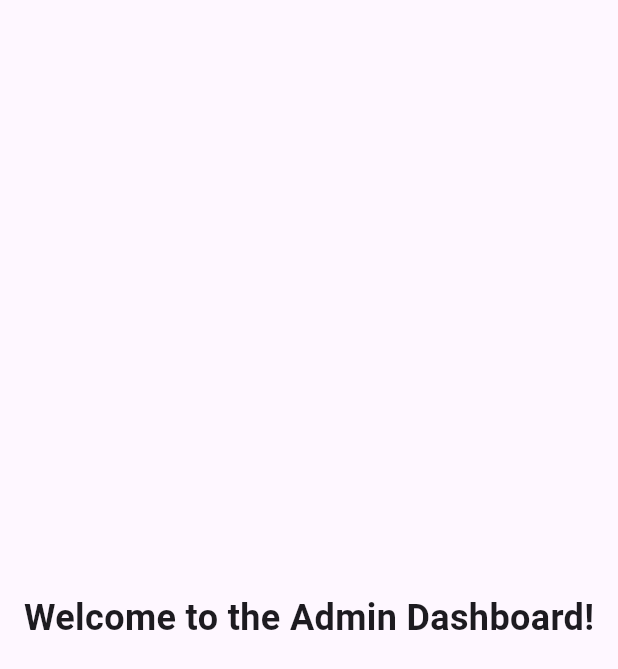
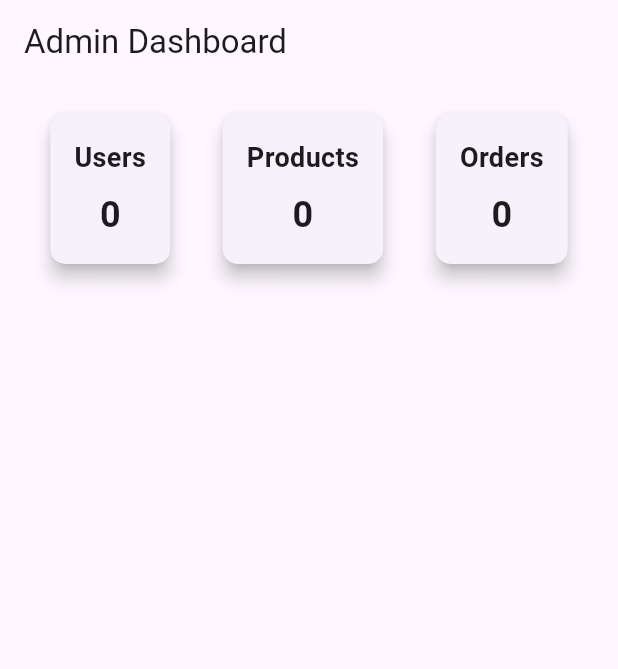
Before and after one commit to wala-barhoumi/marketplace_flutter, a Flutter app: the DashboardPage screen opened directly, on a phone screen of 412 x 824 dp. Shown: the top 669 px of the screen. Run offline on Flutter 3.47's test engine with Material 3 defaults, Android fonts, the phone set to English and light mode, and no system bars; drawn by our look-alikes of fl_chart; our stand-ins replace cloud_firestore, file_picker, firebase_auth, firebase_core, google_sign_in, shared_preferences; accounts and stored records are empty.

Commit message:
22/12/2024

```diff
--- a/lib/dashboard/dashboard_page.dart
+++ b/lib/dashboard/dashboard_page.dart
@@ -1,17 +1,159 @@
 import 'package:flutter/material.dart';
+import 'package:cloud_firestore/cloud_firestore.dart';
+import 'package:fl_chart/fl_chart.dart';
 
 class DashboardPage extends StatelessWidget {
   const DashboardPage({super.key});
 
+  // This method counts the documents in a Firestore collection
+  Future<int> getDocumentCount(String collectionName) async {
+    // Reference to the Firestore collection
+    CollectionReference collectionRef = FirebaseFirestore.instance.collection(collectionName);
+
+    // Fetch the documents from the collection
+    QuerySnapshot snapshot = await collectionRef.get();
+
+    // Return the number of documents in the collection
+    return snapshot.size;
+  }
+
   @override
   Widget build(BuildContext context) {
-    return const Scaffold(
-      body: Center(
-        child: Text(
-          'Welcome to the Admin Dashboard!',
-          style: TextStyle(fontSize: 24, fontWeight: FontWeight.bold),
+    return Scaffold(
+      appBar: AppBar(
+        title: const Text('Admin Dashboard'),
+      ),
+      body: FutureBuilder<Map<String, int>>(
+        // Fetch the statistics dynamically
+        future: Future.wait([
+          getDocumentCount('users'),
+          getDocumentCount('products'),
+          getDocumentCount('orders'),
+        ]).then((values) {
+          return {
+            'users': values[0] as int,
+            'products': values[1] as int,
+            'orders': values[2] as int,
+          };
+        }),
+        builder: (context, snapshot) {
+          if (snapshot.connectionState == ConnectionState.waiting) {
+            return const Center(child: CircularProgressIndicator());
+          } else if (snapshot.hasError) {
+            return Center(child: Text('Error: ${snapshot.error}'));
+          } else if (snapshot.hasData) {
+            final stats = snapshot.data!;
+
+            return Padding(
+              padding: const EdgeInsets.all(16.0),
+              child: Column(
+                crossAxisAlignment: CrossAxisAlignment.start,
+                children: [
+                  // Statistics Cards
+                  Row(
+                    mainAxisAlignment: MainAxisAlignment.spaceAround,
+                    children: [
+                      _buildStatCard('Users', stats['users'] ?? 0),
+                      _buildStatCard('Products', stats['products'] ?? 0),
+                      _buildStatCard('Orders', stats['orders'] ?? 0),
+                    ],
+                  ),
+                  const SizedBox(height: 20),
+                  // Chart to visualize the stats
+                  _buildStatsChart(stats),
+                ],
+              ),
+            );
+          } else {
+            return const Center(child: Text('No data available.'));
+          }
+        },
+      ),
+    );
+  }
+
+  // Helper function to create a stat card
+  Widget _buildStatCard(String title, int value) {
+    return Card(
+      elevation: 5,
+      shape: RoundedRectangleBorder(
+        borderRadius: BorderRadius.circular(10),
+      ),
+      child: Padding(
+        padding: const EdgeInsets.all(16.0),
+        child: Column(
+          mainAxisSize: MainAxisSize.min,
+          children: [
+            Text(
+              title,
+              style: const TextStyle(fontSize: 18, fontWeight: FontWeight.bold),
+            ),
+            const SizedBox(height: 8),
+            Text(
+              '$value',
+              style: const TextStyle(fontSize: 24, fontWeight: FontWeight.bold),
+            ),
+          ],
+        ),
+      ),
+    );
+  }
+
+  // Helper function to create the stats chart using FL Chart
+  Widget _buildStatsChart(Map<String, int> stats) {
+    return AspectRatio(
+      aspectRatio: 1.3,
+      child: BarChart(
+        BarChartData(
+          borderData: FlBorderData(show: false),
+          gridData: FlGridData(show: false),
+          titlesData: FlTitlesData(show: false),
+          barGroups: [
+            BarChartGroupData(
+              x: 0,
+              barRods: [
+                BarChartRodData(
+                  y: stats['users']!.toDouble(),
+                  rodStackItems: [
+                    BarChartRodStackItem(0, stats['users']!.toDouble(), Colors.blue),
+                  ],
+                  width: 30,
+                ),
+              ],
+            ),
+            BarChartGroupData(
+              x: 1,
+              barRods: [
+                BarChartRodData(
+                  y: stats['products']!.toDouble(),
+                  rodStackItems: [
+                    BarChartRodStackItem(0, stats['products']!.toDouble(), Colors.green),
+                  ],
+                  width: 30,
+                ),
+              ],
+            ),
+            BarChartGroupData(
+              x: 2,
+              barRods: [
+                BarChartRodData(
+                  y: stats['orders']!.toDouble(),
+                  rodStackItems: [
+                    BarChartRodStackItem(0, stats['orders']!.toDouble(), Colors.red),
+                  ],
+                  width: 30,
+                ),
+              ],
+            ),
+          ],
         ),
       ),
     );
   }
 }
+
+void main() {
+  runApp(const MaterialApp(
+    home: DashboardPage(),
+  ));
+}
--- a/lib/screens/product_details.dart
+++ b/lib/screens/product_details.dart
@@ -1,4 +1,5 @@
 import 'dart:convert';
+import 'package:app/screens/home_screen.dart';
 import 'package:flutter/material.dart';
 import 'package:cloud_firestore/cloud_firestore.dart';
 
@@ -69,7 +70,7 @@ class _ProductDetailsScreenState extends State<ProductDetailsScreen> {
         title: const Text('Product Details'),
         leading: IconButton(
           icon: const Icon(Icons.arrow_back),
-          onPressed: () => Navigator.pop(context),
+          onPressed: () =>  Navigator.pop(context),
         ),
       ),
       body: isLoading
--- a/pubspec.yaml
+++ b/pubspec.yaml
@@ -46,6 +46,9 @@ dependencies:
   image_picker_for_web: ^3.0.6
   image: ^4.3.0
   provider: ^6.1.2
+  fl_chart: ^0.40.6
+
+  syncfusion_flutter_charts: ^20.1.55
 
 
 dev_dependencies:
```
Also changed, not shown: pubspec.lock.
